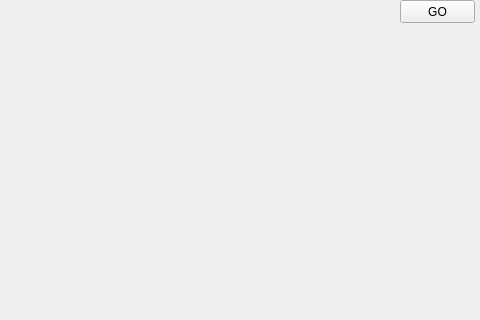
This is gui/barGraph/mainwindow.ui in ethancfung/Sorting-Pathfinding-Algorithm-Visualizer as Qt 5 draws it before an edit; both pictures show x 320 to 800 and y 0 to 320 of the 800 by 600 pixel window. The edited form follows.
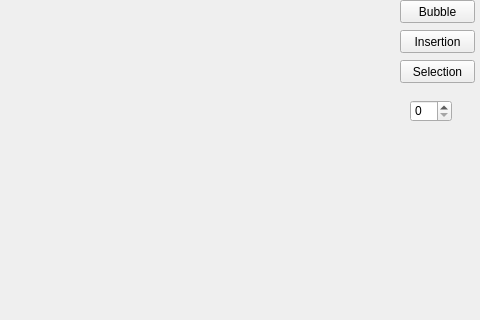
This is the edited form.

Commit message: added more functinallity and more sorts

```diff
--- a/gui/barGraph/mainwindow.ui
+++ b/gui/barGraph/mainwindow.ui
@@ -30,7 +30,46 @@
      </rect>
     </property>
     <property name="text">
-     <string>GO</string>
+     <string>Bubble</string>
+    </property>
+   </widget>
+   <widget class="QPushButton" name="pushButton_2">
+    <property name="geometry">
+     <rect>
+      <x>720</x>
+      <y>30</y>
+      <width>75</width>
+      <height>23</height>
+     </rect>
+    </property>
+    <property name="text">
+     <string>Insertion</string>
+    </property>
+   </widget>
+   <widget class="QPushButton" name="pushButton_3">
+    <property name="geometry">
+     <rect>
+      <x>720</x>
+      <y>60</y>
+      <width>75</width>
+      <height>23</height>
+     </rect>
+    </property>
+    <property name="text">
+     <string>Selection</string>
+    </property>
+   </widget>
+   <widget class="QSpinBox" name="spinBox">
+    <property name="geometry">
+     <rect>
+      <x>730</x>
+      <y>100</y>
+      <width>42</width>
+      <height>22</height>
+     </rect>
+    </property>
+    <property name="maximum">
+     <number>999</number>
     </property>
    </widget>
   </widget>
```
The commit also changes 2 other files.
